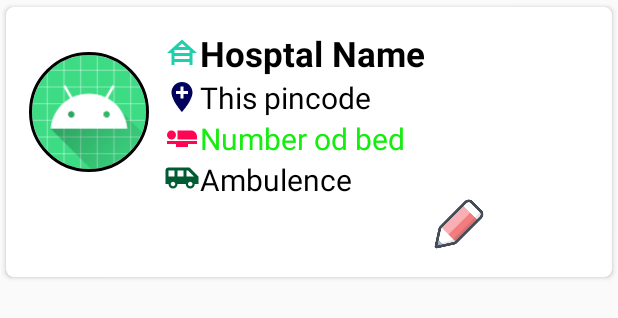
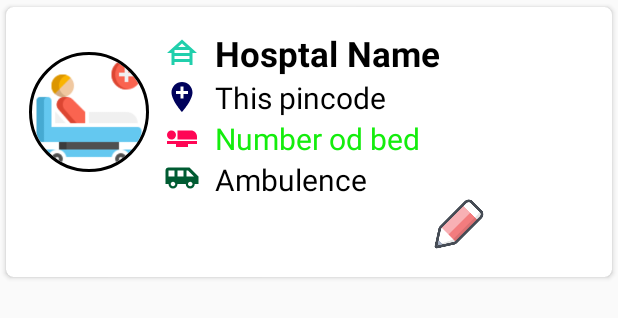
Before and after one commit to Rashid-iqba/demofirebasetorecycler, an Android app: the layout singlerow.xml on its own in the app's theme, with its tools: preview values and no code run, on a phone screen of 412 x 824 dp. Shown: the top 318 px of the screen. Run offline under Robolectric (Android 15) with nearby library versions, the phone set to English and light mode, and no system bars.

Commit message:
working all

```diff
--- a/app/src/main/res/layout/dialogcontent.xml
+++ b/app/src/main/res/layout/dialogcontent.xml
@@ -18,7 +18,7 @@
     <EditText
         android:layout_width="match_parent"
         android:layout_height="wrap_content"
-        android:hint="Ambulence"
+        android:hint="Ambulence mobile no"
         android:id="@+id/uambulence"
         android:layout_marginTop="10dp"
         android:textSize="20sp"/>
--- a/app/src/main/res/layout/singlerow.xml
+++ b/app/src/main/res/layout/singlerow.xml
@@ -24,7 +24,7 @@
                 android:layout_width="80dp"
                 android:layout_height="80dp"
                 android:layout_gravity="center_vertical"
-                android:src="@mipmap/ic_launcher"
+                android:src="@drawable/hospitalbedicon"
                 app:civ_border_color="#FF000000"
                 app:civ_border_width="2dp" />
 
@@ -42,6 +42,7 @@
                     android:text="Hosptal Name"
                     android:textColor="#000"
                     android:textSize="23sp"
+                    android:drawablePadding="10dp"
 
 
                     android:textStyle="bold" />
@@ -54,6 +55,7 @@
                     android:drawableLeft="@drawable/ic_pincodeiconblue"
                     android:text="This pincode"
                     android:textColor="#000"
+                    android:drawablePadding="10dp"
                     android:textSize="20sp" />
 
 
@@ -65,6 +67,7 @@
                     android:drawableLeft="@drawable/ic_bedicon"
                     android:text="Number od bed"
                     android:textColor="#14ED0D"
+                    android:drawablePadding="10dp"
                     android:textSize="20sp" />
 
                 <TextView
@@ -74,6 +77,7 @@
                     android:layout_marginLeft="10dp"
                     android:drawableLeft="@drawable/ic_ambulanceicon"
                     android:text="Ambulence"
+                    android:drawablePadding="10dp"
                     android:textColor="#000"
                     android:textSize="20sp" />
             </androidx.appcompat.widget.LinearLayoutCompat>
```
Also changed, not shown: app/src/main/res/drawable/hospitalbedicon.png (added).
